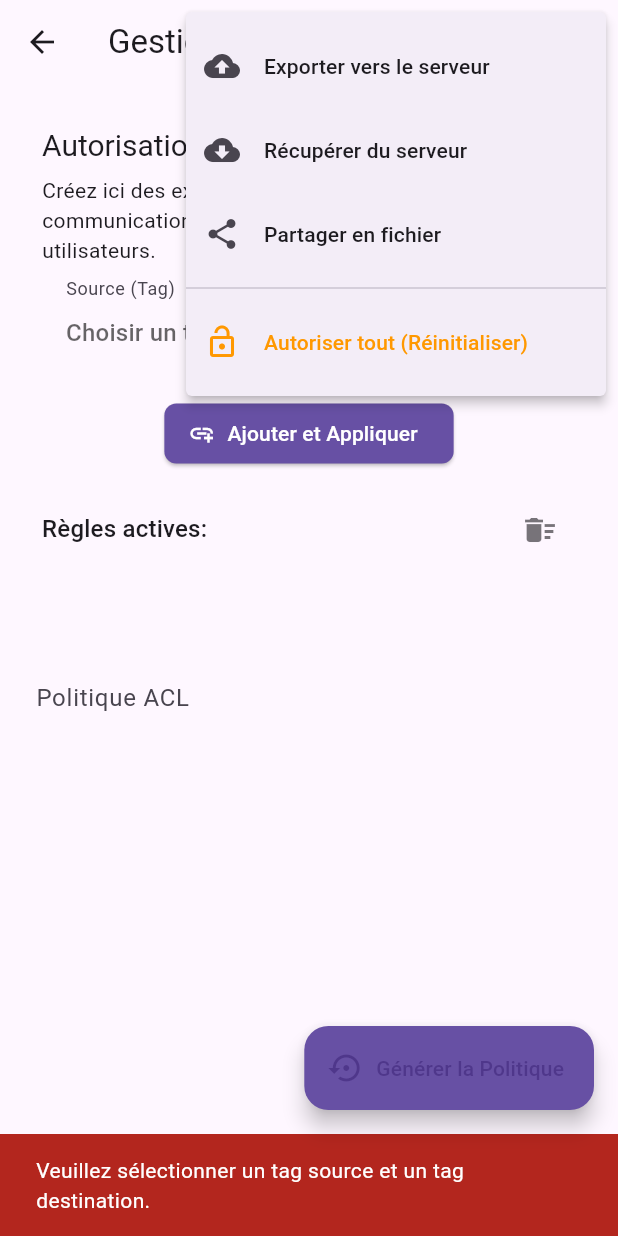
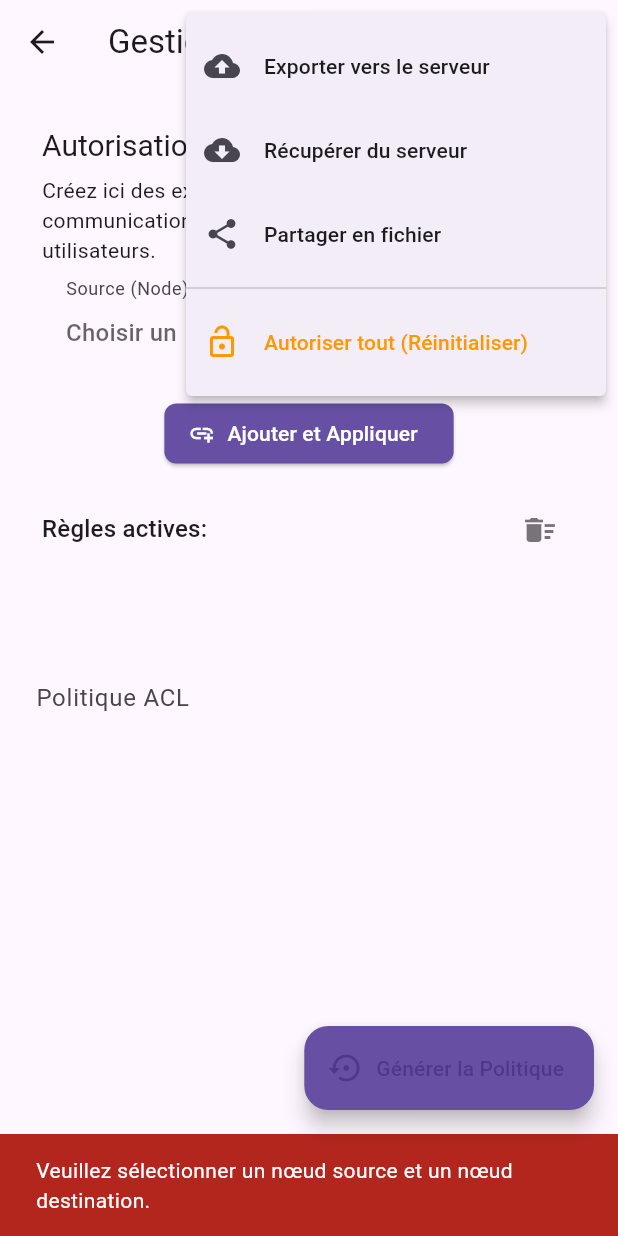
Before and after one commit to hkdone/headscalemanager, a Flutter app: the AclScreen screen opened directly, after a tap on "Ajouter et Appliquer", after a tap on the "delete sweep" icon, after a tap on the "more vert" icon, on a phone screen of 412 x 824 dp. Run offline on Flutter 3.47's test engine with Material 3 defaults, Android fonts, the light colour scheme and no system bars; our stand-ins replace eva_icons_flutter, fl_chart, flutter_local_notifications, flutter_secure_storage, qr_flutter, share_plus and 1 more; missing offline and left inert: dart_ping, workmanager; accounts and stored records are empty.

Commit message:
Gestion des acls spécifiques

```diff
--- a/lib/screens/acl_screen.dart
+++ b/lib/screens/acl_screen.dart
@@ -23,10 +23,11 @@ class _AclScreenState extends State<AclScreen> {
       NewAclGeneratorService();
 
   List<Node> _allNodes = [];
-  List<String> _allTags = [];
-  String? _selectedSourceTag;
-  String? _selectedDestinationTag;
-  final List<Map<String, String>> _temporaryRules = [];
+  List<Node> _destinationNodes = [];
+  Node? _selectedSourceNode;
+  Node? _selectedDestinationNode;
+  final _portController = TextEditingController();
+  final List<Map<String, dynamic>> _temporaryRules = [];
 
   @override
   void initState() {
@@ -50,11 +51,7 @@ class _AclScreenState extends State<AclScreen> {
     try {
       final apiService = context.read<AppProvider>().apiService;
       _allNodes = await apiService.getNodes();
-      final Set<String> tags = {};
-      for (var node in _allNodes) {
-        tags.addAll(node.tags);
-      }
-      _allTags = tags.toList()..sort();
+      _destinationNodes = List.from(_allNodes);
     } catch (e) {
       debugPrint('Error fetching nodes: $e');
       if (mounted) {
@@ -207,26 +204,46 @@ class _AclScreenState extends State<AclScreen> {
             ),
             const SizedBox(height: 16),
             Row(
+              crossAxisAlignment: CrossAxisAlignment.start,
               children: [
                 Expanded(
-                  child: _buildTagDropdown(
-                    'Source (Tag)',
-                    _selectedSourceTag,
-                    _allTags,
-                    (tag) {
+                  flex: 2,
+                  child: _buildNodeDropdown(
+                    'Source (Node)',
+                    _selectedSourceNode,
+                    _allNodes,
+                    (node) {
                       setState(() {
-                        _selectedSourceTag = tag;
+                        _selectedSourceNode = node;
+                        _selectedDestinationNode = null; // Reset destination
+                        if (node != null) {
+                          _destinationNodes = _allNodes
+                              .where((n) => n.user != node.user)
+                              .toList();
+                        } else {
+                          _destinationNodes = List.from(_allNodes);
+                        }
                       });
                     },
                   ),
                 ),
                 const SizedBox(width: 10),
                 Expanded(
-                  child: _buildTagDropdown(
-                    'Destination (Tag)',
-                    _selectedDestinationTag,
-                    _allTags, // Using _allTags for destination as well for simplicity
-                    (tag) => setState(() => _selectedDestinationTag = tag),
+                  flex: 2,
+                  child: _buildNodeDropdown(
+                    'Destination (Node)',
+                    _selectedDestinationNode,
+                    _destinationNodes, // Use the filtered list
+                    (node) => setState(() => _selectedDestinationNode = node),
+                  ),
+                ),
+                const SizedBox(width: 10),
+                Expanded(
+                  flex: 1,
+                  child: TextField(
+                    controller: _portController,
+                    keyboardType: TextInputType.number,
+                    decoration: _buildInputDecoration('Port', 'ex: 443'),
                   ),
                 ),
               ],
@@ -267,9 +284,14 @@ class _AclScreenState extends State<AclScreen> {
               spacing: 8.0,
               children: _temporaryRules.asMap().entries.map((entry) {
                 int idx = entry.key;
-                Map<String, String> rule = entry.value;
+                Map<String, dynamic> rule = entry.value;
+                final port = rule['port'] as String?;
+                final label = port != null && port.isNotEmpty
+                    ? '${rule['src']} <-> ${rule['dst']}:$port'
+                    : '${rule['src']} <-> ${rule['dst']}';
+
                 return Chip(
-                  label: Text('${rule['src']} <-> ${rule['dst']}'),
+                  label: Text(label),
                   onDeleted: () => _removeTemporaryRule(idx),
                   backgroundColor:
                       Theme.of(context).colorScheme.primary.withAlpha(25),
@@ -285,19 +307,19 @@ class _AclScreenState extends State<AclScreen> {
     );
   }
 
-  DropdownButtonFormField<String> _buildTagDropdown(String label,
-      String? selectedTag, List<String> tags, ValueChanged<String?> onChanged) {
+  DropdownButtonFormField<Node> _buildNodeDropdown(String label,
+      Node? selectedNode, List<Node> nodes, ValueChanged<Node?> onChanged) {
     final locale = context.watch<AppProvider>().locale;
     final isFr = locale.languageCode == 'fr';
 
-    return DropdownButtonFormField<String>(
-      value: selectedTag,
+    return DropdownButtonFormField<Node>(
+      value: selectedNode,
       decoration: _buildInputDecoration(
-          label, isFr ? 'Choisir un tag' : 'Choose a tag'),
-      items: tags.map((String tag) {
-        return DropdownMenuItem<String>(
-          value: tag,
-          child: Text(tag, overflow: TextOverflow.ellipsis),
+          label, isFr ? 'Choisir un nœud' : 'Choose a node'),
+      items: nodes.map((Node node) {
+        return DropdownMenuItem<Node>(
+          value: node,
+          child: Text(node.name, overflow: TextOverflow.ellipsis),
         );
       }).toList(),
       onChanged: onChanged,
@@ -323,35 +345,56 @@ class _AclScreenState extends State<AclScreen> {
     final locale = context.read<AppProvider>().locale;
     final isFr = locale.languageCode == 'fr';
 
-    if (_selectedSourceTag == null || _selectedDestinationTag == null) {
+    if (_selectedSourceNode == null || _selectedDestinationNode == null) {
       ScaffoldMessenger.of(context).showSnackBar(SnackBar(
           content: Text(
               isFr
-                  ? 'Veuillez sélectionner un tag source et un tag destination.'
-                  : 'Please select a source and a destination tag.',
-              style: TextStyle(color: Theme.of(context).colorScheme.onError)),
-          backgroundColor: Theme.of(context).colorScheme.error));
-      return;
-    }
-    if (_selectedSourceTag == _selectedDestinationTag) {
-      ScaffoldMessenger.of(context).showSnackBar(SnackBar(
-          content: Text(
-              isFr
-                  ? 'Le tag source et le tag destination ne peuvent pas être identiques.'
-                  : 'Source and destination tags cannot be the same.',
+                  ? 'Veuillez sélectionner un nœud source et un nœud destination.'
+                  : 'Please select a source and a destination node.',
               style: TextStyle(color: Theme.of(context).colorScheme.onError)),
           backgroundColor: Theme.of(context).colorScheme.error));
       return;
     }
 
+    if (_selectedSourceNode!.tags.isEmpty ||
+        _selectedDestinationNode!.tags.isEmpty) {
+      ScaffoldMessenger.of(context).showSnackBar(SnackBar(
+          content: Text(
+              isFr
+                  ? 'Les nœuds sélectionnés doivent avoir au moins un tag.'
+                  : 'Selected nodes must have at least one tag.',
+              style: TextStyle(color: Theme.of(context).colorScheme.onError)),
+          backgroundColor: Theme.of(context).colorScheme.error));
+      return;
+    }
+
+    final sourceTag = _selectedSourceNode!.tags.first;
+    final destinationTag = _selectedDestinationNode!.tags.first;
+
+    if (sourceTag == destinationTag) {
+      ScaffoldMessenger.of(context).showSnackBar(SnackBar(
+          content: Text(
+              isFr
+                  ? 'Les tags principaux des nœuds source et destination ne peuvent pas être identiques.'
+                  : 'The main tags of the source and destination nodes cannot be the same.',
+              style: TextStyle(color: Theme.of(context).colorScheme.onError)),
+          backgroundColor: Theme.of(context).colorScheme.error));
+      return;
+    }
+
+    final port = _portController.text.trim();
     final newRule = {
-      'src': _selectedSourceTag!,
-      'dst': _selectedDestinationTag!,
+      'src': sourceTag,
+      'dst': destinationTag,
+      'port': port,
     };
 
-    bool ruleExists = _temporaryRules.any((rule) =>
-        (rule['src'] == newRule['src'] && rule['dst'] == newRule['dst']) ||
-        (rule['src'] == newRule['dst'] && rule['dst'] == newRule['src']));
+    bool ruleExists = _temporaryRules.any((rule) {
+      final bool tagsMatch = (rule['src'] == newRule['src'] && rule['dst'] == newRule['dst']) ||
+                             (rule['src'] == newRule['dst'] && rule['dst'] == newRule['src']);
+      final bool portMatches = (rule['port'] ?? '') == (newRule['port'] ?? '');
+      return tagsMatch && portMatches;
+    });
 
     if (ruleExists) {
       ScaffoldMessenger.of(context).showSnackBar(SnackBar(
--- a/lib/screens/acl_tester_screen.dart
+++ b/lib/screens/acl_tester_screen.dart
@@ -26,7 +26,7 @@ class _AclTesterScreenState extends State<AclTesterScreen> {
   List<String> _allTags = [];
   String? _selectedSourceTag;
   String? _selectedDestinationTag;
-  final List<Map<String, String>> _temporaryRules = [];
+  final List<Map<String, dynamic>> _temporaryRules = [];
 
   @override
   void initState() {
@@ -265,9 +265,11 @@ class _AclTesterScreenState extends State<AclTesterScreen> {
               spacing: 8.0,
               children: _temporaryRules.asMap().entries.map((entry) {
                 int idx = entry.key;
-                Map<String, String> rule = entry.value;
+                Map<String, dynamic> rule = entry.value;
+                final port = rule['port'] as String?;
+                final portString = (port != null && port.isNotEmpty) ? ':${rule['port']}' : '';
                 return Chip(
-                  label: Text('${rule['src']} <-> ${rule['dst']}'),
+                  label: Text('${rule['src']} <-> ${rule['dst']}$portString'),
                   onDeleted: () => _removeTemporaryRule(idx),
                   backgroundColor:
                       Theme.of(context).colorScheme.primary.withAlpha(25),
@@ -342,9 +344,10 @@ class _AclTesterScreenState extends State<AclTesterScreen> {
       return;
     }
 
-    final newRule = {
+    final newRule = <String, dynamic>{
       'src': _selectedSourceTag!,
       'dst': _selectedDestinationTag!,
+      'port': '', // Add port support later if needed
     };
 
     bool ruleExists = _temporaryRules.any((rule) =>
--- a/lib/screens/home_screen.dart
+++ b/lib/screens/home_screen.dart
@@ -80,6 +80,10 @@ class _HomeScreenState extends State<HomeScreen> {
 
       /// Barre de navigation inférieure.
       bottomNavigationBar: BottomNavigationBar(
+        type: BottomNavigationBarType.fixed, // Force le style fixe
+        backgroundColor: Theme.of(context).bottomAppBarTheme.color,
+        selectedItemColor: Theme.of(context).colorScheme.primary,
+        unselectedItemColor: Colors.grey,
         items: <BottomNavigationBarItem>[
           // Élément pour le Tableau de Bord.
           BottomNavigationBarItem(
--- a/lib/services/new_acl_generator_service.dart
+++ b/lib/services/new_acl_generator_service.dart
@@ -15,7 +15,7 @@ class NewAclGeneratorService {
   Map<String, dynamic> generatePolicy({
     required List<User> users,
     required List<Node> nodes,
-    List<Map<String, String>> temporaryRules = const [],
+    List<Map<String, dynamic>> temporaryRules = const [],
   }) {
     // --- Étape 1: Création des groupes et pré-déclaration des tagOwners de base ---
     final groups = <String, List<String>>{};
@@ -78,18 +78,21 @@ class NewAclGeneratorService {
 
     // 3.1: Ajouter les règles d'exception manuelles (tag-à-tag)
     for (var rule in temporaryRules) {
-      final src = rule['src'];
-      final dst = rule['dst'];
+      final src = rule['src'] as String?;
+      final dst = rule['dst'] as String?;
+      final port = rule['port'] as String?;
+
       if (src != null && dst != null) {
+        final dstPort = (port != null && port.isNotEmpty) ? ':$port' : ':*';
         acls.add({
           'action': 'accept',
           'src': [src],
-          'dst': ['$dst:*']
+          'dst': ['$dst$dstPort']
         });
         acls.add({
           'action': 'accept',
           'src': [dst],
-          'dst': ['$src:*']
+          'dst': ['$src$dstPort']
         });
       }
     }
--- a/lib/services/storage_service.dart
+++ b/lib/services/storage_service.dart
@@ -57,19 +57,19 @@ class StorageService {
   }
 
   /// Sauvegarde les règles ACL temporaires.
-  Future<void> saveTemporaryRules(List<Map<String, String>> rules) async {
+  Future<void> saveTemporaryRules(List<Map<String, dynamic>> rules) async {
     final String rulesJson = json.encode(rules);
     await _storage.write(key: _temporaryAclRules, value: rulesJson);
   }
 
   /// Récupère les règles ACL temporaires.
-  Future<List<Map<String, String>>> getTemporaryRules() async {
+  Future<List<Map<String, dynamic>>> getTemporaryRules() async {
     final String? rulesJson = await _storage.read(key: _temporaryAclRules);
     if (rulesJson != null && rulesJson.isNotEmpty) {
       try {
         final List<dynamic> decodedList = json.decode(rulesJson);
         return decodedList
-            .map((item) => Map<String, String>.from(item))
+            .map((item) => Map<String, dynamic>.from(item))
             .toList();
       } catch (e) {
         // En cas d'erreur de décodage, retourne une liste vide.
--- a/pubspec.yaml
+++ b/pubspec.yaml
@@ -3,7 +3,7 @@ description: A new Flutter project.
 
 publish_to: 'none' # Remove this line if you wish to publish to pub.dev
 
-version: 1.0.1+45
+version: 1.0.1+47
 
 environment:
   sdk: '>=3.0.0 <4.0.0'
```
Also changed, not shown: 1 other file.
